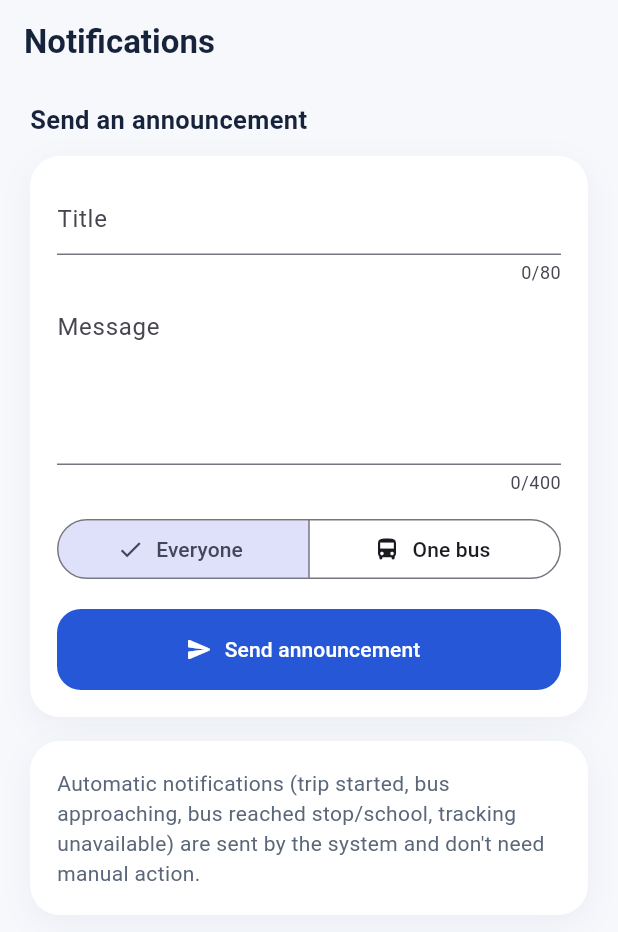
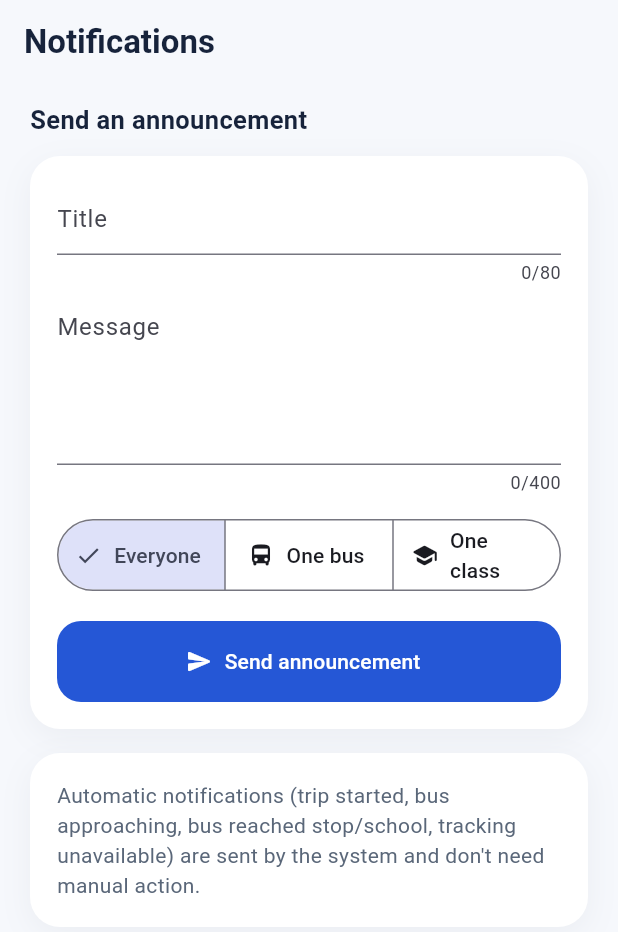
Before and after one commit to agrawalvipinlata-eng/Workspace-uplode, a Flutter app: the AdminNotificationsScreen screen opened by its route, on a phone screen of 412 x 824 dp. Shown: the top 932 px of the screen. Run offline on Flutter 3.47's test engine with Material 3 defaults, Android fonts, the phone set to English and light mode, and no system bars; our stand-ins replace cloud_firestore, connectivity_plus, device_info_plus, firebase_auth, firebase_core, firebase_database and 10 more; accounts and stored records are empty.

Commit message:
Add class targeted notifications

```diff
--- a/never_miss_bus/lib/features/admin/screens/admin_notifications_screen.dart
+++ b/never_miss_bus/lib/features/admin/screens/admin_notifications_screen.dart
@@ -7,6 +7,7 @@ import '../../../core/utils/validators.dart';
 import '../../../core/widgets/nmb_card.dart';
 import '../../../core/widgets/nmb_dialogs.dart';
 import '../../../core/widgets/responsive_scaffold_body.dart';
+import '../../../models/app_user.dart';
 import '../../../models/bus.dart';
 import '../../../providers/app_providers.dart';
 import '../../../providers/data_providers.dart';
@@ -29,6 +30,7 @@ class _AdminNotificationsScreenState
   final TextEditingController _body = TextEditingController();
   String _scope = 'all';
   String? _busId;
+  String? _classSection;
   bool _sending = false;
 
   @override
@@ -45,13 +47,19 @@ class _AdminNotificationsScreenState
           isError: true,);
       return;
     }
+    if (_scope == 'class' && _classSection == null) {
+      showNmbSnack(context, 'Choose a class for this announcement.',
+          isError: true,);
+      return;
+    }
     final bool confirmed = await showNmbConfirmDialog(
       context,
       title: 'Send announcement?',
-      message: _scope == 'all'
-          ? 'This will notify every active user.'
-          : 'This will notify all students and the driver of the selected '
-              'bus.',
+        message: _scope == 'all'
+            ? 'This will notify every active user.'
+            : _scope == 'bus'
+                ? 'This will notify all students and the driver of the selected bus.'
+                : 'This will notify active students of the selected class.',
       confirmLabel: 'Send',
       icon: Icons.campaign_rounded,
     );
@@ -64,6 +72,7 @@ class _AdminNotificationsScreenState
               body: _body.text.trim(),
               scope: _scope,
               busId: _scope == 'bus' ? _busId : null,
+              classSection: _scope == 'class' ? _classSection : null,
             );
     if (!mounted) return;
     setState(() => _sending = false);
@@ -81,6 +90,13 @@ class _AdminNotificationsScreenState
   Widget build(BuildContext context) {
     final List<Bus> buses =
         ref.watch(allBusesProvider).valueOrNull ?? const <Bus>[];
+    final List<String> classes = (ref.watch(allStudentsProvider).valueOrNull ??
+            const <AppUser>[])
+        .map((AppUser s) => s.classSection ?? '')
+        .where((String c) => c.isNotEmpty)
+        .toSet()
+        .toList()
+      ..sort();
 
     return Scaffold(
       appBar: AppBar(title: const Text('Notifications')),
@@ -128,6 +144,11 @@ class _AdminNotificationsScreenState
                           label: Text('One bus'),
                           icon: Icon(Icons.directions_bus_rounded),
                         ),
+                        ButtonSegment<String>(
+                          value: 'class',
+                          label: Text('One class'),
+                          icon: Icon(Icons.school_rounded),
+                        ),
                       ],
                       selected: <String>{_scope},
                       onSelectionChanged: (Set<String> s) =>
@@ -148,6 +169,21 @@ class _AdminNotificationsScreenState
                         ],
                         onChanged: (String? v) =>
                             setState(() => _busId = v),
+                      ),
+                    ],
+                    if (_scope == 'class') ...<Widget>[
+                      const SizedBox(height: 12),
+                      DropdownButtonFormField<String>(
+                        value: _classSection,
+                        decoration: const InputDecoration(
+                          hintText: 'Select class',
+                        ),
+                        items: <DropdownMenuItem<String>>[
+                          for (final String c in classes)
+                            DropdownMenuItem<String>(value: c, child: Text(c)),
+                        ],
+                        onChanged: (String? v) =>
+                            setState(() => _classSection = v),
                       ),
                     ],
                     const SizedBox(height: 16),
```
Also changed, not shown: never_miss_bus/lib/services/admin_service.dart (+13 -1 lines), 3 other files.
